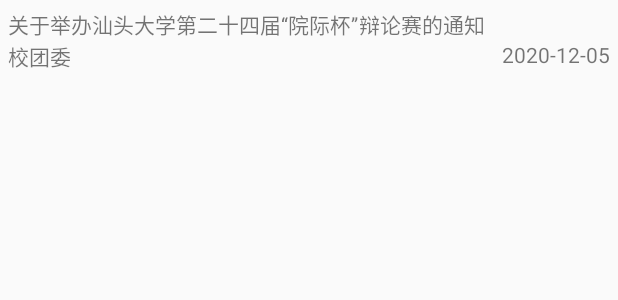
After one commit to Stusyllabus-Android/SyllabusKt, an Android app: the layout item_oa.xml on its own in the app's theme, with its tools: preview values and no code run, on a phone screen of 412 x 824 dp. The commit adds this screen. Shown: the top 300 px of the screen. Run offline under Robolectric (Android 15) with nearby library versions, the light colour scheme and no system bars.

Commit message:
dev oa module

```diff
--- a/app/src/main/java/com/stu/syllabuskt/login/LoginActivity.kt
+++ b/app/src/main/java/com/stu/syllabuskt/login/LoginActivity.kt
@@ -42,5 +42,8 @@
 
     override fun showFailMsg(msg: String) {
         ToastUtil.showShort(this, msg)
+        runOnUiThread {
+            loadingDialog.realDismiss()
+        }
     }
 }
--- /dev/null
+++ b/app/src/main/res/layout/item_oa.xml
@@ -0,0 +1,28 @@
+<?xml version="1.0" encoding="utf-8"?>
+<RelativeLayout xmlns:android="http://schemas.android.com/apk/res/android"
+    android:padding="5dp"
+    android:layout_width="match_parent" android:layout_height="wrap_content">
+
+    <TextView
+        android:id="@+id/oa_title"
+        android:text="关于举办汕头大学第二十四届“院际杯”辩论赛的通知"
+        android:layout_width="wrap_content"
+        android:layout_height="wrap_content"/>
+
+    <TextView
+        android:id="@+id/oa_department"
+        android:layout_below="@+id/oa_title"
+        android:text="校团委"
+        android:layout_width="wrap_content"
+        android:layout_height="wrap_content"/>
+
+    <TextView
+        android:id="@+id/oa_publish_date"
+        android:layout_below="@+id/oa_title"
+        android:layout_alignParentRight="true"
+        android:text="2020-12-05"
+        android:layout_width="wrap_content"
+        android:layout_height="wrap_content"
+        android:layout_alignParentEnd="true" />
+
+</RelativeLayout>
```
Also changed, not shown: app/src/main/java/com/stu/syllabuskt/api/YiBanApi.java (+9 -0 lines), app/src/main/java/com/stu/syllabuskt/base/BaseFragment.kt (added, +20 -0 lines), app/src/main/java/com/stu/syllabuskt/bean/OABean.java (added, +71 -0 lines), app/src/main/java/com/stu/syllabuskt/login/LoginModel.kt (+6 -2 lines), app/src/main/java/com/stu/syllabuskt/oa/OAContract.kt (added, +19 -0 lines), app/src/main/java/com/stu/syllabuskt/oa/OAFragment.kt (+69 -37 lines), app/src/main/java/com/stu/syllabuskt/oa/OAModel.kt (added, +40 -0 lines), app/src/main/java/com/stu/syllabuskt/oa/OAPagerAdapter.kt (added, +41 -0 lines), app/src/main/java/com/stu/syllabuskt/oa/OAPresenter.kt (added, +28 -0 lines), app/src/main/res/layout/fragment_oa.xml (+18 -6 lines).
